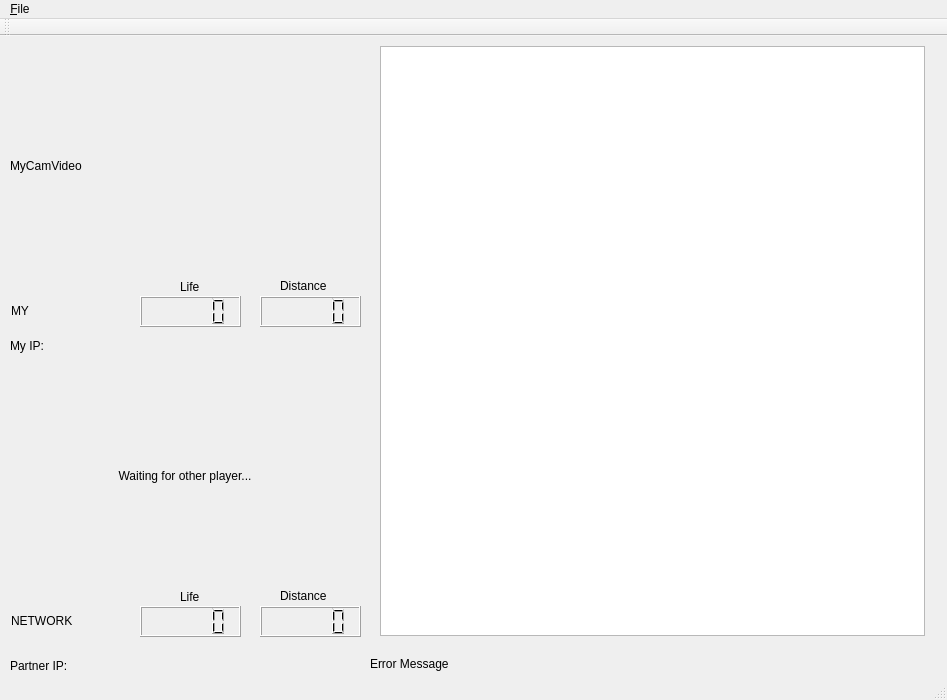
The window that HungarianRoadRage/mainwindow.ui (tkertesz/hrrqt) describes before a commit, drawn with Qt 5.
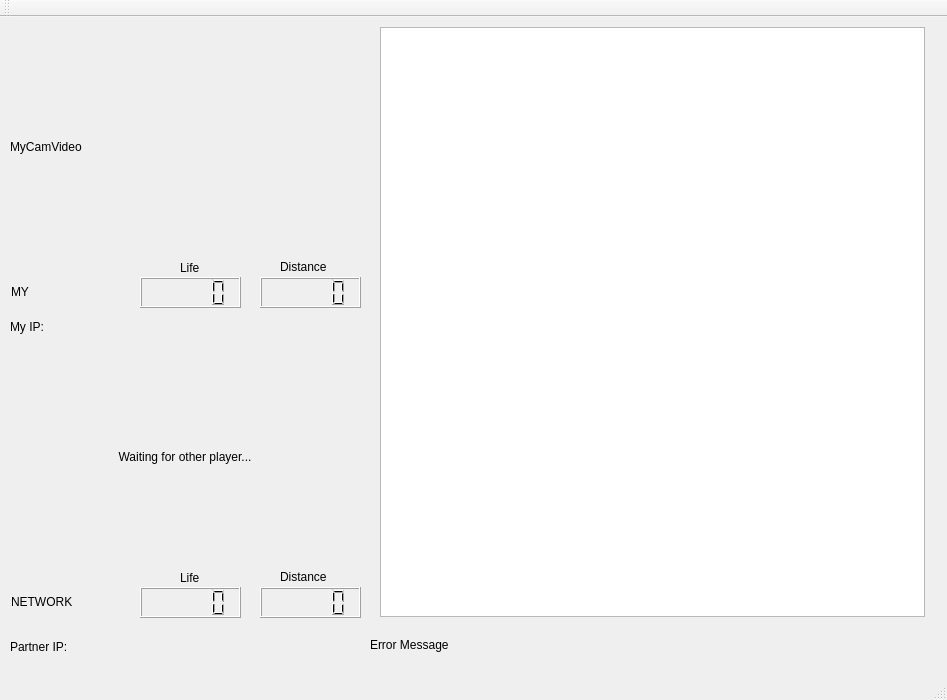
The same window after the commit.

Commit message: -added help to startup window -fixed: not checking the return value of startup window made the process stuck in memory, now if you hti cancel or exit it will terminate main() too

The edit to the form file:
```diff
--- a/HungarianRoadRage/mainwindow.ui
+++ b/HungarianRoadRage/mainwindow.ui
@@ -335,30 +335,6 @@
    </attribute>
   </widget>
   <widget class="QStatusBar" name="statusBar"/>
-  <widget class="QMenuBar" name="menuBar">
-   <property name="geometry">
-    <rect>
-     <x>0</x>
-     <y>0</y>
-     <width>947</width>
-     <height>21</height>
-    </rect>
-   </property>
-   <property name="defaultUp">
-    <bool>true</bool>
-   </property>
-   <property name="nativeMenuBar">
-    <bool>true</bool>
-   </property>
-   <widget class="QMenu" name="menu_File">
-    <property name="title">
-     <string>&amp;File</string>
-    </property>
-    <addaction name="action_Exit"/>
-    <addaction name="separator"/>
-   </widget>
-   <addaction name="menu_File"/>
-  </widget>
   <action name="action_Exit">
    <property name="text">
     <string>&amp;Exit</string>
```
The commit also changes 2 other files.
